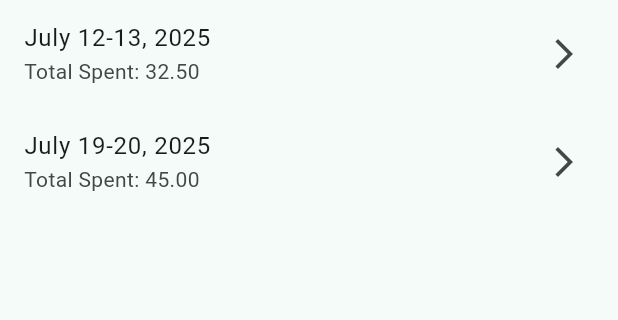
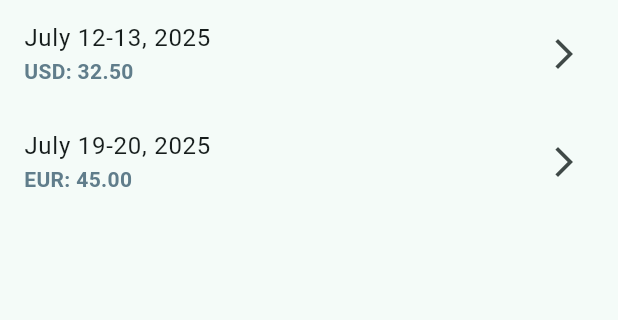
Before and after one commit to manoelacs/weekend_budget_tracker, a Flutter app: the WeekendsListScreen screen opened directly, on a phone screen of 412 x 824 dp, the part 84-404 px from its top. Run offline on Flutter 3.47's test engine with Material 3 defaults, Android fonts, the light colour scheme and no system bars; our stand-ins replace hive, hive_flutter; accounts and stored records are empty.

Commit message:
Implement expense date tracking and enhance weekend summary display

```diff
--- a/lib/main.dart
+++ b/lib/main.dart
@@ -14,6 +14,7 @@ void main() async {
   WidgetsFlutterBinding.ensureInitialized();
 
   await Hive.initFlutter();
+
   Hive.registerAdapter(ExpenseAdapter());
 
   Hive.registerAdapter(WeekendAdapter());
--- a/lib/models/expense.dart
+++ b/lib/models/expense.dart
@@ -13,5 +13,13 @@ class Expense extends HiveObject {
   @HiveField(2)
   String currency;
 
-  Expense({required this.name, required this.amount, required this.currency});
+  @HiveField(3)
+  DateTime date;
+
+  Expense({
+    required this.name,
+    required this.amount,
+    required this.currency,
+    DateTime? date,
+  }) : date = date ?? DateTime.now();
 }
--- a/lib/models/weekend.dart
+++ b/lib/models/weekend.dart
@@ -16,5 +16,17 @@ class Weekend extends HiveObject {
 
   Weekend({required this.id, required this.title, required this.expenses});
 
-  double get totalSpent => expenses.fold(0.0, (sum, e) => sum + e.amount);
+  Map<String, String> get totalSpentPerCurrency {
+    final totals = <String, double>{};
+
+    for (var expense in expenses) {
+      totals.update(
+        expense.currency,
+        (value) => value + expense.amount,
+        ifAbsent: () => expense.amount,
+      );
+    }
+
+    return totals.map((key, value) => MapEntry(key, value.toStringAsFixed(2)));
+  }
 }
--- a/lib/screens/weekend_list_screen.dart
+++ b/lib/screens/weekend_list_screen.dart
@@ -13,15 +13,27 @@ class WeekendsListScreen extends StatelessWidget {
         id: '1',
         title: 'July 12-13, 2025',
         expenses: [
-          Expense(name: 'Lunch', amount: 20.5, currency: 'USD'),
-          Expense(name: 'Drinks', amount: 12.0, currency: 'USD'),
+          Expense(
+              name: 'Lunch',
+              amount: 20.5,
+              currency: 'USD',
+              date: DateTime(2025, 7, 12)),
+          Expense(
+              name: 'Drinks',
+              amount: 12.0,
+              currency: 'USD',
+              date: DateTime(2025, 7, 12)),
         ],
       ),
       Weekend(
         id: '2',
         title: 'July 19-20, 2025',
         expenses: [
-          Expense(name: 'Beach Trip', amount: 45.0, currency: 'EUR'),
+          Expense(
+              name: 'Beach Trip',
+              amount: 45.0,
+              currency: 'EUR',
+              date: DateTime(2025, 7, 19)),
         ],
       ),
     ];
@@ -36,8 +48,18 @@ class WeekendsListScreen extends StatelessWidget {
           final weekend = weekends[index];
           return ListTile(
             title: Text(weekend.title),
-            subtitle:
-                Text('Total Spent: ${weekend.totalSpent.toStringAsFixed(2)}'),
+            subtitle: Column(
+              crossAxisAlignment: CrossAxisAlignment.start,
+              children: weekend.totalSpentPerCurrency.entries.map((entry) {
+                return Text(
+                  '${entry.key}: ${entry.value}',
+                  style: const TextStyle(
+                    color: Colors.blueGrey,
+                    fontWeight: FontWeight.bold,
+                  ),
+                );
+              }).toList(),
+            ),
             trailing: const Icon(Icons.arrow_forward_ios),
             onTap: () {
               Navigator.push(
```
Also changed, not shown: lib/providers/budget_provider.dart (+19 -2 lines), lib/services/migration_service.dart (added, +32 -0 lines), lib/widgets/add_expense_dialog.dart (+5 -2 lines), lib/widgets/weekend_summary_card.dart (+91 -3 lines), lib/models/expense.g.dart, lib/providers/expense_provider.dart (deleted), lib/providers/weekend_provider.dart (deleted), 1 other file.
